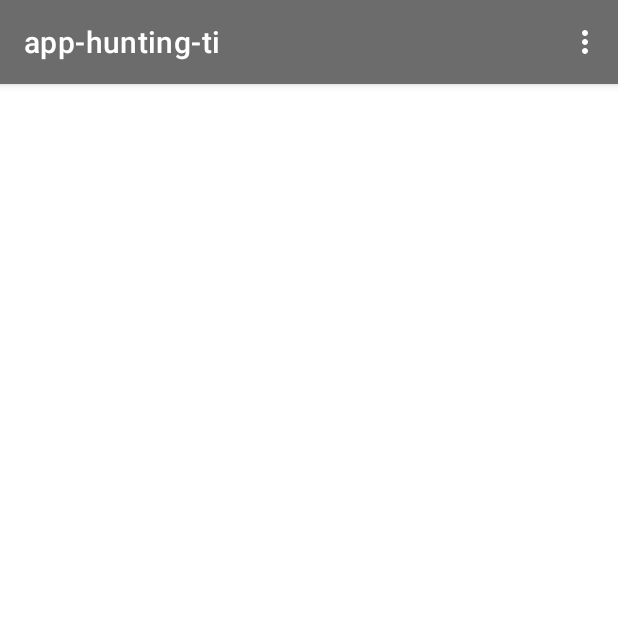
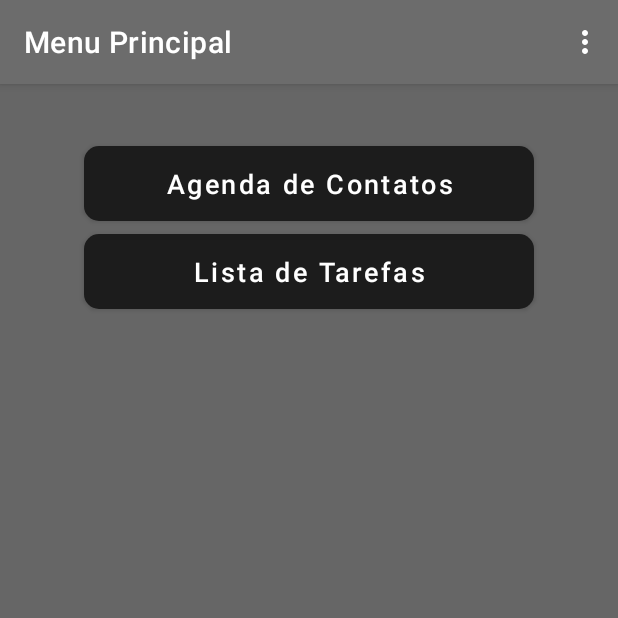
Before and after one commit to Gustavo-Soares94/app-hunting-ti, an Android app: the screen it shows after launch once a user with an empty profile is signed in (MenuPrincipalActivity), on a phone screen of 412 x 824 dp, the top half of it. Run offline under Robolectric (Android 15) with nearby library versions, the phone set to English and light mode, and no system bars; our stand-ins replace Firebase (no records; nobody signed in at launch, a user with empty details on screens opened directly).

Commit message:
Atualizando botões e adicionando nome de introdução as telas.

```diff
--- a/app/src/main/res/layout/activity_cadastro.xml
+++ b/app/src/main/res/layout/activity_cadastro.xml
@@ -78,10 +78,11 @@
         android:layout_below="@+id/cadSenha"
         android:layout_centerHorizontal="true"
         android:layout_marginTop="50dp"
+        android:background="@drawable/custom_button"
         android:onClick="salvar"
         android:text="Salvar"
+        android:textAllCaps="false"
         android:textSize="18sp"
-        android:background="@drawable/custom_button"
-        android:textAllCaps="false"/>
+        app:backgroundTint="@color/botoes" />
 
 </RelativeLayout>
--- a/app/src/main/res/layout/activity_menu_principal.xml
+++ b/app/src/main/res/layout/activity_menu_principal.xml
@@ -4,6 +4,39 @@
     xmlns:tools="http://schemas.android.com/tools"
     android:layout_width="match_parent"
     android:layout_height="match_parent"
-    tools:context=".MenuPrincipalActivity">
+    android:background="@color/colorLogo"
+    tools:context=".MainActivity">
+
+
+    <Button
+        android:id="@+id/bt_entrar"
+        android:layout_width="300dp"
+        android:layout_height="50dp"
+        android:layout_centerHorizontal="true"
+        android:layout_marginTop="41dp"
+        android:background="@drawable/custom_button"
+        android:onClick="login"
+        android:text="Agenda de Contatos"
+        android:textAllCaps="false"
+        android:textSize="18sp"
+        app:backgroundTint="@color/botoes"
+        app:iconTint="@color/botoes"
+        app:rippleColor="@color/botoes" />
+
+    <Button
+        android:id="@+id/bt_cadastrar"
+        android:layout_width="300dp"
+        android:layout_height="50dp"
+        android:layout_centerHorizontal="true"
+        android:layout_marginTop="100dp"
+
+        android:background="@drawable/custom_button"
+        android:onClick="cadastro"
+        android:text="Lista de Tarefas"
+        android:textAllCaps="false"
+        android:textSize="18sp"
+        app:backgroundTint="@color/botoes"
+        app:iconTint="@color/botoes"
+        app:rippleColor="@color/botoes" />
 
 </RelativeLayout>
--- a/app/src/main/res/values/colors.xml
+++ b/app/src/main/res/values/colors.xml
@@ -10,5 +10,5 @@
     <color name="colorGreyPrimary">#6C6C6C</color>
     <color name="colorGreyDarkPrimary">#575757</color>
     <color name="colorLogo">#666666</color>"
-    <color name="botoes">#b3f943</color>
+    <color name="botoes">#1C1C1C</color>
 </resources>
--- a/app/src/main/res/values/strings.xml
+++ b/app/src/main/res/values/strings.xml
@@ -1,3 +1,7 @@
 <resources>
     <string name="app_name">app-hunting-ti</string>
+    <string name="mainactivity_name">Bem-vindo(a)!</string>
+    <string name="menuactivity_name">Menu Principal</string>
+    <string name="contatosactivity_name">Contatos</string>
+    <string name="cadastro">Contatos</string>
 </resources>
```
Also changed, not shown: app/src/main/AndroidManifest.xml (+8 -4 lines), app/src/main/res/layout/activity_main.xml (+23 -18 lines), app/src/main/res/drawable-v24/logo_huntingti.jpeg (added).
